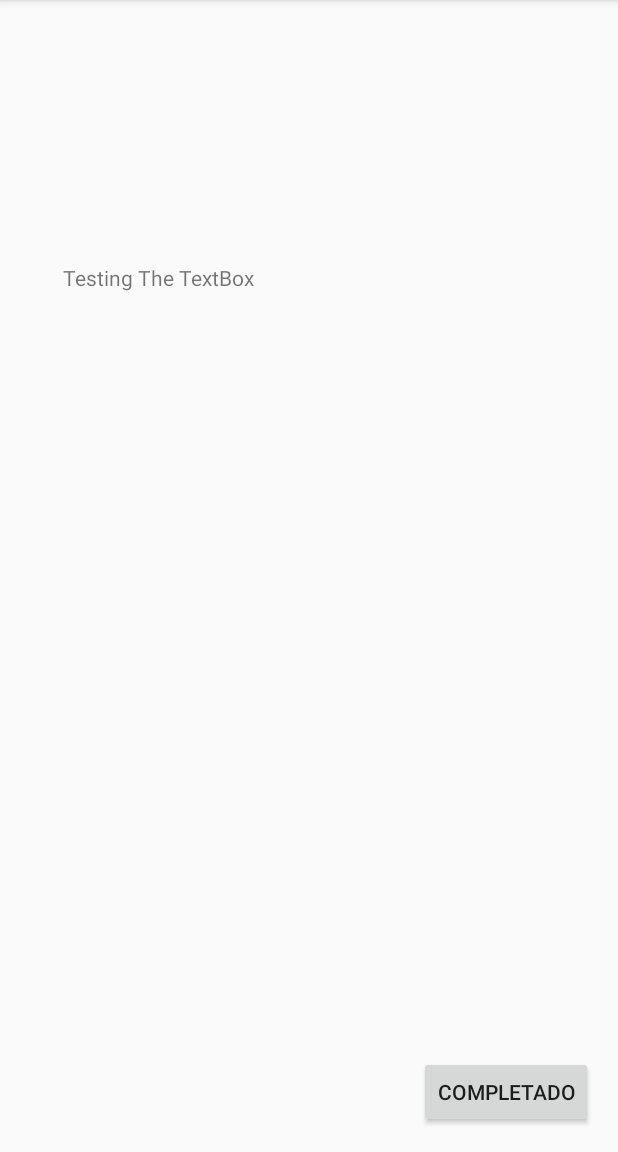
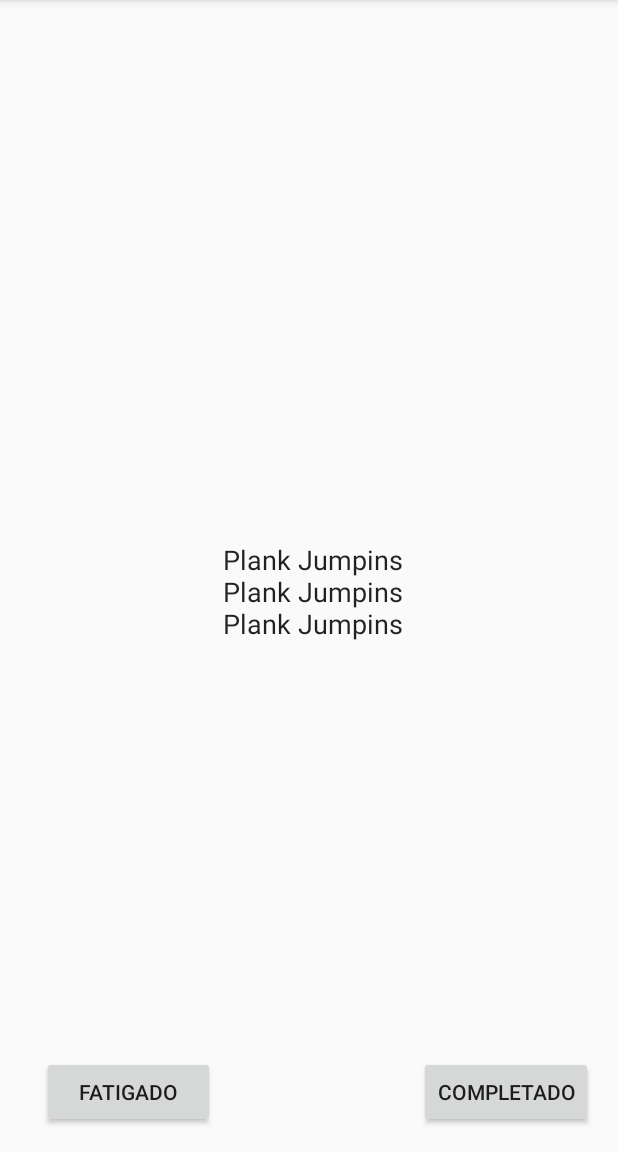
Before and after one commit to gaboisleno/SeminarioII, an Android app: the JustDoIt screen opened directly, with no data from a screen before it, on a phone screen of 412 x 824 dp, the part 84-1236 px from its top. Run offline under Robolectric (Android 15) with nearby library versions, the phone set to English and light mode, and no system bars.

Commit message:
Update 05-11-2018

```diff
--- a/app/src/main/java/com/example/administrador/myapplication/Ejercicio.java
+++ b/app/src/main/java/com/example/administrador/myapplication/Ejercicio.java
@@ -17,4 +17,16 @@ class Ejercicio {
         this.nombre = nombre;
         this.descripcion = descripcion;
     }
+
+    public String getNombre() {
+        return nombre;
+    }
+
+    public int getTipo() {
+        return tipo;
+    }
+
+    public String getDescripcion() {
+        return descripcion;
+    }
 }
--- a/app/src/main/java/com/example/administrador/myapplication/JustDoIt.java
+++ b/app/src/main/java/com/example/administrador/myapplication/JustDoIt.java
@@ -3,7 +3,9 @@ package com.example.administrador.myapplication;
 import android.os.Bundle;
 import android.support.annotation.NonNull;
 import android.support.v7.app.AppCompatActivity;
+import android.util.Log;
 import android.view.View;
+import android.widget.TextView;
 
 import com.google.gson.Gson;
 
@@ -12,6 +14,7 @@ import java.util.Collection;
 import java.util.Iterator;
 import java.util.List;
 import java.util.ListIterator;
+import java.util.Random;
 
 
 public class JustDoIt extends AppCompatActivity {
@@ -21,7 +24,6 @@ public class JustDoIt extends AppCompatActivity {
         super.onCreate(savedInstanceState);
         setContentView(R.layout.activity_just_do_it);
 
-
         Gson gson = new Gson();
 
         //De Obj A Json
@@ -29,7 +31,6 @@ public class JustDoIt extends AppCompatActivity {
         Ejercicio ej = new Ejercicio(1, "Flexiones", "hola");
         String myJson = gson.toJson(ej);
         */
-
         //De Json a Obj
         /*
         String myJson = "{\"descripcion\":\"hola\",\"nombre\":\"Flexiones\",\"tipo\":1}";
@@ -37,12 +38,33 @@ public class JustDoIt extends AppCompatActivity {
         */
 
         //De un Json a una Lista
-        String myJson = "[{\"descripcion\":\"hola\",\"nombre\":\"Flexiones\",\"tipo\":1}, {\"descripcion\":\"hola\",\"nombre\":\"Sentadillas\",\"tipo\":2} ]";
+        String myJson;
+        myJson = "[" +
+        "{\"descripcion\":\"Test\",\"nombre\":\"Lunges\",\"tipo\":1}, " +
+        "{\"descripcion\":\"Test\",\"nombre\":\"High Knees\",\"tipo\":1}, " +
+        "{\"descripcion\":\"Test\",\"nombre\":\"Turning Kicks\",\"tipo\":1}, " +
+        "{\"descripcion\":\"Test\",\"nombre\":\"Climbers\",\"tipo\":1},  " +
+        "{\"descripcion\":\"Test\",\"nombre\":\"Plank Jumpins\",\"tipo\":1},  " +
+        "{\"descripcion\":\"Test\",\"nombre\":\"Lunges Step-ups\",\"tipo\":2} " +
+        "]";
 
         List<Ejercicio> rutina = new ArrayList<>();
         Ejercicio[] rutin = gson.fromJson(myJson, Ejercicio[].class);
 
+        //Escribir en el textbox
+        TextView myText = (TextView)findViewById(R.id.txtView);
+        myText.setText("");
+
+        //Mostrar todos los ejercicios en el texview
+        int maxExc = 3;
+        int rnd = 0;
+
+        for (int i=0; i < maxExc && i < rutin.length; i++){
+            rnd = new Random().nextInt(rutin.length);
+            myText.setText(myText.getText() + "\n" + rutin[rnd].getNombre());
+        }
     }
+
 
     public void onClick (View view){
         finish();
--- a/app/src/main/res/layout/activity_just_do_it.xml
+++ b/app/src/main/res/layout/activity_just_do_it.xml
@@ -36,12 +36,26 @@
         android:layout_marginStart="8dp"
         android:layout_marginLeft="8dp"
         android:layout_marginTop="8dp"
-        android:layout_marginEnd="8dp"
-        android:layout_marginRight="8dp"
+        android:layout_marginEnd="3dp"
+        android:layout_marginRight="3dp"
         android:layout_marginBottom="8dp"
+        android:gravity="center"
         android:text="Testing The TextBox"
+        android:textAppearance="@style/TextAppearance.AppCompat"
+        android:textSize="18sp"
         app:layout_constraintBottom_toBottomOf="parent"
         app:layout_constraintEnd_toEndOf="parent"
         app:layout_constraintStart_toStartOf="parent"
         app:layout_constraintTop_toTopOf="parent" />
+
+    <Button
+        android:id="@+id/button2"
+        android:layout_width="115dp"
+        android:layout_height="wrap_content"
+        android:layout_marginStart="28dp"
+        android:layout_marginLeft="28dp"
+        android:layout_marginBottom="16dp"
+        android:text="Fatigado"
+        app:layout_constraintBottom_toBottomOf="parent"
+        app:layout_constraintStart_toStartOf="parent" />
 </android.support.constraint.ConstraintLayout>
```
Also changed, not shown: app/src/main/res/layout/activity_main.xml (+22 -5 lines).
